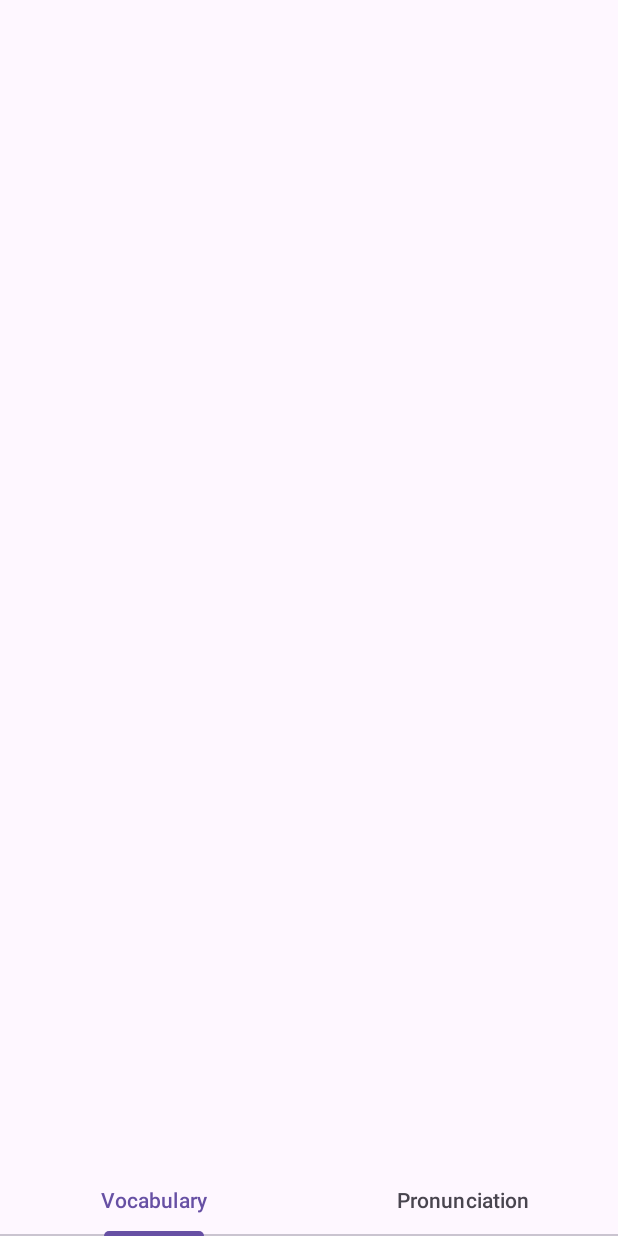
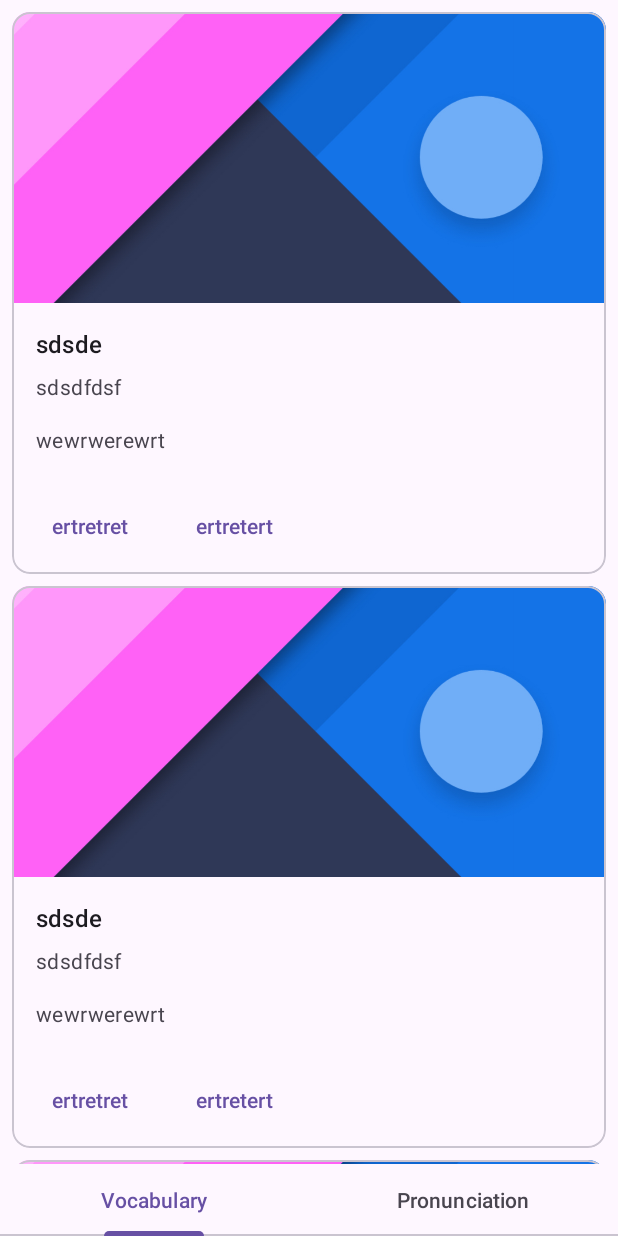
Before and after one commit to tisenres/EnglishGuru, an Android app: the screen it shows after launch (MainActivity), on a phone screen of 412 x 824 dp. Run offline under Robolectric (Android 15) with nearby library versions, the light colour scheme and no system bars.

Commit message:
Init Presenter

```diff
--- a/app/src/main/java/com/example/englishguru/app/features/vocabulary/SectionsAdapter.kt
+++ b/app/src/main/java/com/example/englishguru/app/features/vocabulary/SectionsAdapter.kt
@@ -1,5 +1,6 @@
 package com.example.englishguru.app.features.vocabulary
 
+import android.util.Log
 import android.view.LayoutInflater
 import android.view.ViewGroup
 import androidx.recyclerview.widget.RecyclerView
@@ -14,6 +15,7 @@ class SectionsAdapter: RecyclerView.Adapter<SectionsAdapter.SectionViewHolder>()
             parent,
             false
         )
+        Log.d("TEtstststs", "On create view holder")
         return SectionViewHolder(binding)
     }
 
--- a/app/src/main/java/com/example/englishguru/app/features/vocabulary/VocabularyFragment.kt
+++ b/app/src/main/java/com/example/englishguru/app/features/vocabulary/VocabularyFragment.kt
@@ -1,7 +1,9 @@
 package com.example.englishguru.app.features.vocabulary
 
 import android.os.Bundle
+import android.view.LayoutInflater
 import android.view.View
+import android.view.ViewGroup
 import androidx.fragment.app.Fragment
 import androidx.recyclerview.widget.LinearLayoutManager
 import com.example.englishguru.databinding.FragmentVocabularyBinding
@@ -14,10 +16,17 @@ class VocabularyFragment : Fragment(), IVocabularyView {
 
     override fun onCreate(savedInstanceState: Bundle?) {
         super.onCreate(savedInstanceState)
-
-        binding = FragmentVocabularyBinding.inflate(layoutInflater)
         adapter = SectionsAdapter()
         presenter = VocabularyPresenter(this)
+    }
+
+    override fun onCreateView(
+        inflater: LayoutInflater,
+        container: ViewGroup?,
+        savedInstanceState: Bundle?
+    ): View {
+        binding = FragmentVocabularyBinding.inflate(inflater, container, false)
+        return binding.root
     }
 
     override fun onViewCreated(view: View, savedInstanceState: Bundle?) {
--- a/app/src/main/res/layout/fragment_vocabulary.xml
+++ b/app/src/main/res/layout/fragment_vocabulary.xml
@@ -3,12 +3,17 @@
     xmlns:tools="http://schemas.android.com/tools"
     android:layout_width="match_parent"
     android:layout_height="match_parent"
+    xmlns:app="http://schemas.android.com/apk/res-auto"
     tools:context=".app.features.vocabulary.VocabularyFragment">
 
     <androidx.recyclerview.widget.RecyclerView
         android:id="@+id/sectionsRv"
-        android:layout_width="match_parent"
-        android:layout_height="match_parent"
+        android:layout_width="0dp"
+        android:layout_height="0dp"
         tools:listitem="@layout/vocabulary_section_item"
+        app:layout_constraintStart_toStartOf="parent"
+        app:layout_constraintEnd_toEndOf="parent"
+        app:layout_constraintTop_toTopOf="parent"
+        app:layout_constraintBottom_toBottomOf="parent"
         />
 </androidx.constraintlayout.widget.ConstraintLayout>
--- a/app/src/main/res/layout/vocabulary_section_item.xml
+++ b/app/src/main/res/layout/vocabulary_section_item.xml
@@ -1,7 +1,7 @@
 <?xml version="1.0" encoding="utf-8"?>
 <androidx.constraintlayout.widget.ConstraintLayout xmlns:android="http://schemas.android.com/apk/res/android"
     android:layout_width="match_parent"
-    android:layout_height="match_parent"
+    android:layout_height="wrap_content"
     xmlns:app="http://schemas.android.com/apk/res-auto">
 
     <com.google.android.material.card.MaterialCardView
```
